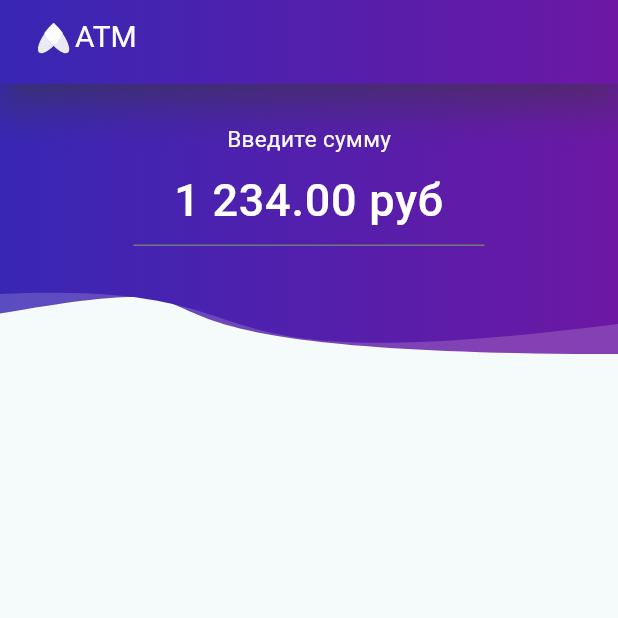
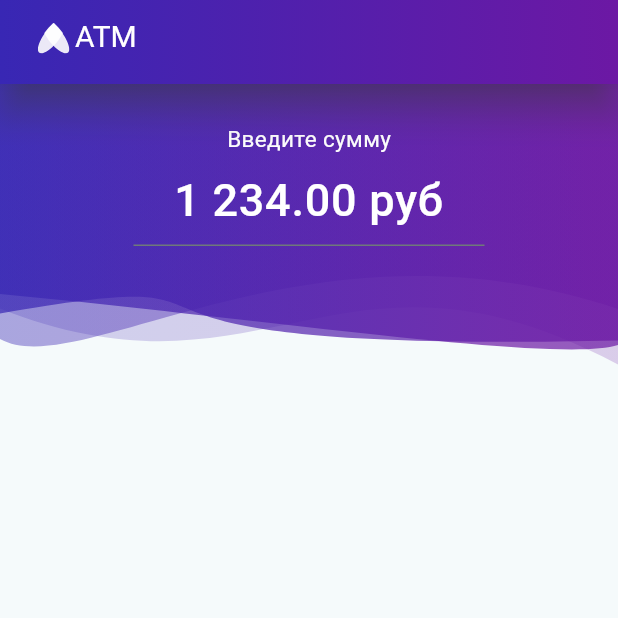
Before and after one commit to GarifullinII/atm, a Flutter app: the screen it shows after launch, on a phone screen of 412 x 824 dp, the top half of it. Run offline on Flutter 3.47's test engine with Material 3 defaults, Android fonts, the phone set to English and light mode, and no system bars; our stand-ins replace flutter_svg; Roboto replaces fonts that are missing (SF Pro Text, Trebuchet MS).

Commit message:
ATM change animation and cubicTo for paths

```diff
--- a/lib/utils/constants.dart
+++ b/lib/utils/constants.dart
@@ -7,22 +7,54 @@ class ColorConstants {
   static Color blueColor = const Color(0xFF3827B4);
   static Color dividerColor = const Color.fromRGBO(56, 39, 180, 0.06);
   static Color shadowTopBarColor = const Color(0xFF616161);
-  static LinearGradient circuitFirstColor = const LinearGradient(
+
+  static LinearGradient circuitColor = const LinearGradient(
     begin: Alignment.bottomLeft,
     end: Alignment.bottomRight,
     colors: [
-      Color(0xFF3827B4), // Start color
-      Color(0xFF6C18A4), // End color
+      Color(0xFF3827B4),
+      Color(0xFF6C18A4),
     ],
-  stops: [0.0, 1.0],
+    stops: [0.0, 1.0],
   );
+
+  static LinearGradient circuitFirstColor = LinearGradient(
+    begin: Alignment.bottomLeft,
+    end: Alignment.bottomRight,
+    colors: [
+      const Color(0xFF3827B4).withOpacity(0.7),
+      const Color(0xFF6C18A4).withOpacity(0.7),
+    ],
+  stops: const [0.0, 0.824],
+  );
+
   static LinearGradient circuitSecondColor = LinearGradient(
     begin: Alignment.bottomLeft,
     end: Alignment.bottomRight,
     colors: [
-      const Color(0xFF3827B4).withOpacity(0.82), // #3827B4 in hexadecimal
-      const Color(0xFF6C18A4).withOpacity(0.82), // #6C18A4 in hexadecimal
+      const Color(0xFF3827B4).withOpacity(0.7),
+      const Color(0xFF6C18A4).withOpacity(0.7),
     ],
-    stops: [0.0, 0.824], // Equivalent to 0% and 82.4%
+    stops: const [0.0, 1.0],
+  );
+
+  static LinearGradient circuitThirdColor = LinearGradient(
+    begin: Alignment.bottomLeft,
+    end: Alignment.bottomRight,
+    colors: [
+      const Color(0xFF3827B4).withOpacity(0.4),
+      const Color(0xFF6C18A4).withOpacity(0.4),
+    ],
+    stops: const [0.0, 1.0],
+  );
+
+  static LinearGradient circuitFourthColor = LinearGradient(
+    begin: Alignment.bottomLeft,
+    end: Alignment.bottomRight,
+    colors: [
+      const Color(0xFF3827B4).withOpacity(0.2),
+      const Color(0xFF6C18A4).withOpacity(0.2),
+    ],
+    stops: const [0.0, 1.0],
   );
 }
--- a/lib/views/pages/amount_entry.dart
+++ b/lib/views/pages/amount_entry.dart
@@ -20,6 +20,8 @@ class _AmountEntryPageState extends State<AmountEntryPage>
   /// Animation controllers
   late AnimationController _animationFirstController;
   late AnimationController _animationSecondController;
+  late AnimationController _animationThirdController;
+  late AnimationController _animationFourthController;
 
   @override
   void initState() {
@@ -27,8 +29,8 @@ class _AmountEntryPageState extends State<AmountEntryPage>
     _animationFirstController = AnimationController(
       value: 0,
       duration: const Duration(seconds: 10),
-      upperBound: 1, // 1
-      lowerBound: -1, // -1
+      upperBound: 1, //1
+      lowerBound: -1, //-1
       vsync: this,
     )..repeat();
 
@@ -36,18 +38,38 @@ class _AmountEntryPageState extends State<AmountEntryPage>
     _animationSecondController = AnimationController(
       value: 0,
       duration: const Duration(seconds: 10),
-      upperBound: 0,
-      lowerBound: -1, // -1
+      upperBound: 1, //1
+      lowerBound: 0, //0
+      vsync: this,
+    )..repeat();
+
+    // Animation for ThirdDrawClip
+    _animationThirdController = AnimationController(
+      value: 0,
+      duration: const Duration(seconds: 10),
+      upperBound: 0, //0
+      lowerBound: -1, //-1
+      vsync: this,
+    )..repeat();
+
+    // Animation for FourthDrawClip
+    _animationFourthController = AnimationController(
+      value: 0,
+      duration: const Duration(seconds: 10),
+      upperBound: 0, //0
+      lowerBound: -1, //-1
       vsync: this,
     )..repeat();
 
     super.initState();
   }
 
-  // @override
-  // void dispose() {
-  //   super.dispose();
-  // }
+  @override
+  void dispose() {
+    _animationFirstController.dispose();
+    _animationSecondController.dispose();
+    super.dispose();
+  }
 
   @override
   Widget build(BuildContext context) {
@@ -61,6 +83,20 @@ class _AmountEntryPageState extends State<AmountEntryPage>
             Stack(
               alignment: Alignment.topCenter,
               children: <Widget>[
+                AnimatedBuilder(
+                  animation: _animationSecondController,
+                  builder: (BuildContext context, Widget? child) {
+                    return ClipPath(
+                      clipper: SecondDrawClip(_animationSecondController.value),
+                      child: Container(
+                        height: 200,
+                        decoration: BoxDecoration(
+                          gradient: ColorConstants.circuitFirstColor,
+                        ),
+                      ),
+                    );
+                  },
+                ),
                 AnimatedBuilder(
                   animation: _animationFirstController,
                   builder: (BuildContext context, Widget? child) {
@@ -76,14 +112,28 @@ class _AmountEntryPageState extends State<AmountEntryPage>
                   },
                 ),
                 AnimatedBuilder(
-                  animation: _animationSecondController,
+                  animation: _animationThirdController,
                   builder: (BuildContext context, Widget? child) {
                     return ClipPath(
-                      clipper: SecondDrawClip(_animationSecondController.value),
+                      clipper: ThirdDrawClip(_animationThirdController.value),
                       child: Container(
                         height: 200,
                         decoration: BoxDecoration(
-                          gradient: ColorConstants.circuitFirstColor,
+                          gradient: ColorConstants.circuitThirdColor,
+                        ),
+                      ),
+                    );
+                  },
+                ),
+                AnimatedBuilder(
+                  animation: _animationFourthController,
+                  builder: (BuildContext context, Widget? child) {
+                    return ClipPath(
+                      clipper: FourthDrawClip(_animationFourthController.value),
+                      child: Container(
+                        height: 220,
+                        decoration: BoxDecoration(
+                          gradient: ColorConstants.circuitFourthColor,
                         ),
                       ),
                     );
@@ -142,7 +192,6 @@ class FirstDrawClip extends CustomClipper<Path> {
   double move = 0;
   double slice = math.pi;
   FirstDrawClip(this.move);
-  // FirstDrawClip();
 
   @override
   getClip(Size size) {
@@ -154,7 +203,7 @@ class FirstDrawClip extends CustomClipper<Path> {
       size.width * 0.5 + (size.width * 0.5) * math.sin(move * slice),
       size.height,
       size.width,
-      size.height,
+      size.height * 0.95,
     );
     path.lineTo(size.width, 0);
 
@@ -171,7 +220,6 @@ class SecondDrawClip extends CustomClipper<Path> {
   double move = 0;
   double slice = math.pi;
   SecondDrawClip(this.move);
-  // SecondDrawClip();
 
   @override
   getClip(Size size) {
@@ -179,8 +227,8 @@ class SecondDrawClip extends CustomClipper<Path> {
     path.lineTo(0, size.height * 0.7);
     path.cubicTo(
       size.width * 0.5,
-      size.height * 0.65 + math.cos(move * slice),
-      size.width * 0.55 + (size.width * 0.5) * math.sin(move * slice),
+      size.height * 0.8 + math.cos(move * slice),
+      size.width * 0.8 + (size.width * 0.5) * math.sin(move * slice),
       size.height,
       size.width,
       size.height * 0.8,
@@ -195,3 +243,59 @@ class SecondDrawClip extends CustomClipper<Path> {
     return true;
   }
 }
+
+class ThirdDrawClip extends CustomClipper<Path> {
+  double move = 0;
+  double slice = math.pi;
+  ThirdDrawClip(this.move);
+
+  @override
+  getClip(Size size) {
+    Path path = Path();
+    path.lineTo(0, size.height * 0.85);
+    path.cubicTo(
+      size.width * 0.45 + (size.width * 0.5) * math.sin(move * slice),
+      size.height,
+      size.width * 0.5,
+      size.height * 0.4 + math.cos(move * slice),
+      size.width,
+      size.height * 0.75,
+    );
+    path.lineTo(size.width, 0);
+
+    return path;
+  }
+
+  @override
+  bool shouldReclip(covariant CustomClipper oldClipper) {
+    return true;
+  }
+}
+
+class FourthDrawClip extends CustomClipper<Path> {
+  double move = 0;
+  double slice = math.pi;
+  FourthDrawClip(this.move);
+
+  @override
+  getClip(Size size) {
+    Path path = Path();
+    path.lineTo(0, size.height * 0.68);
+    path.cubicTo(
+      size.width * 0.75 + (size.width * 0.5) * math.sin(move * slice),
+      size.height,
+      size.width * 0.55,
+      size.height * 0.4 + math.cos(move * slice),
+      size.width,
+      size.height * 0.85,
+    );
+    path.lineTo(size.width, 0);
+
+    return path;
+  }
+
+  @override
+  bool shouldReclip(covariant CustomClipper oldClipper) {
+    return true;
+  }
+}
--- a/lib/views/widgets/topbar.dart
+++ b/lib/views/widgets/topbar.dart
@@ -22,7 +22,7 @@ class TopBar extends StatelessWidget implements PreferredSizeWidget {
         elevation: 10,
         shadowColor: ColorConstants.shadowTopBarColor,
         flexibleSpace: Container(
-          decoration: BoxDecoration(gradient: ColorConstants.circuitFirstColor),
+          decoration: BoxDecoration(gradient: ColorConstants.circuitColor),
         ),
         leadingWidth: 50,
         leading: Padding(
```
